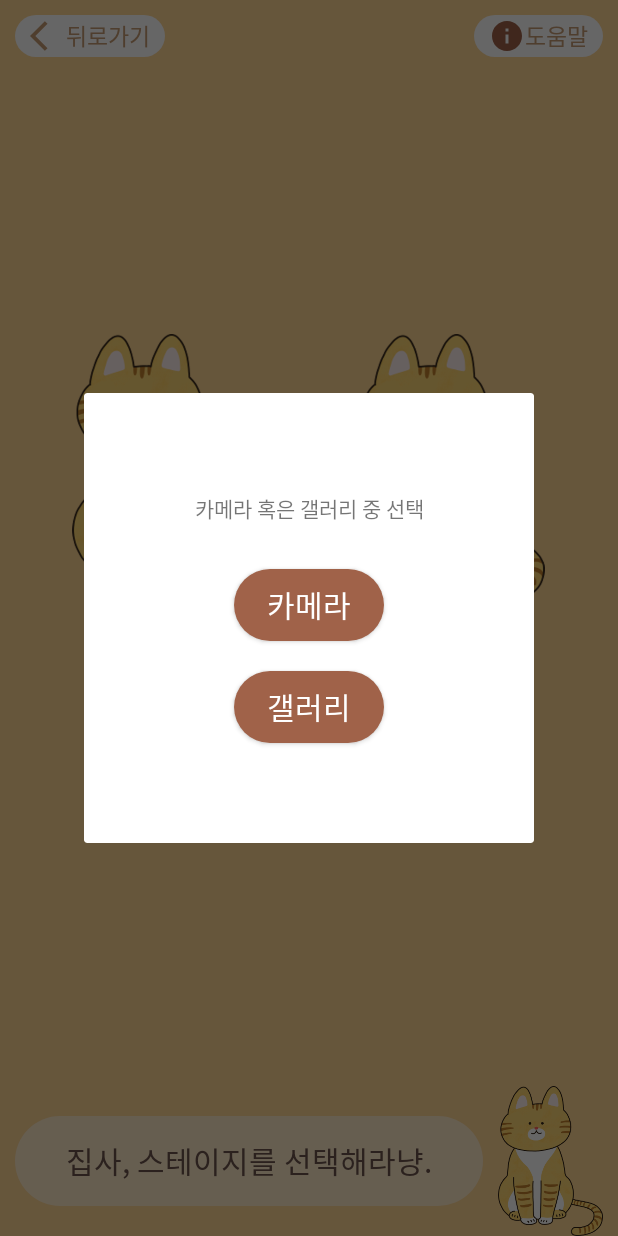
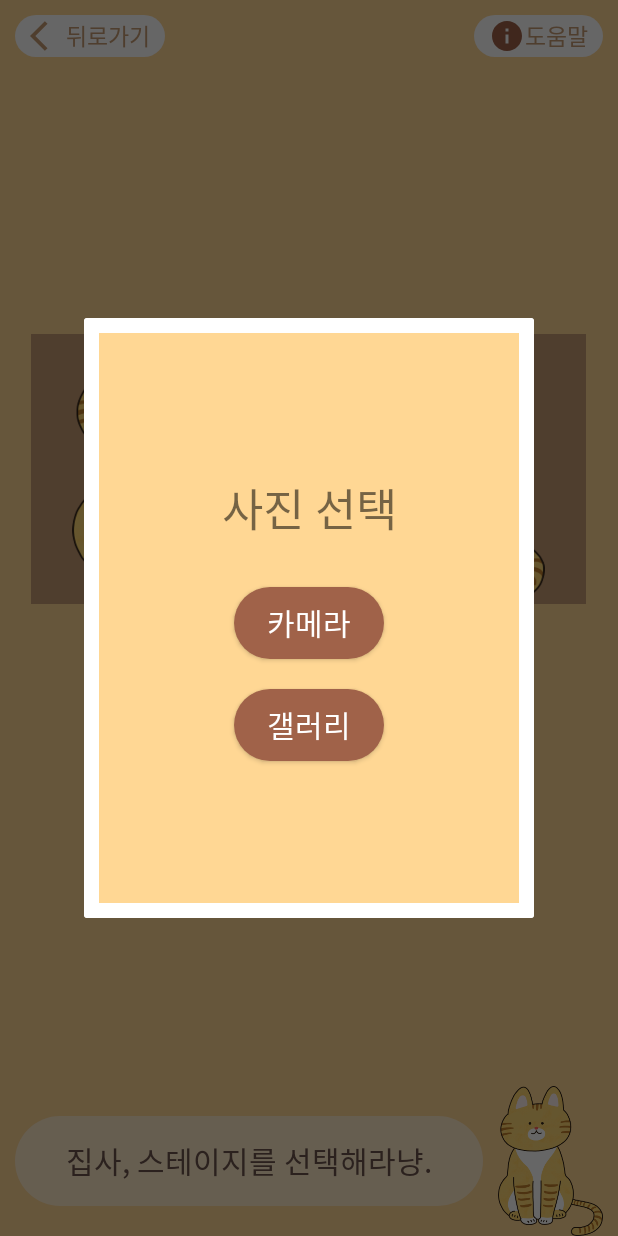
Before and after one commit to tnwlsgk1002/NyangtoGrapher_, an Android app: the fragment ChallengeFragment placed in its activity, on a phone screen of 412 x 824 dp. Run offline under Robolectric (Android 15) with nearby library versions, the phone set to English and light mode, and no system bars; our stand-ins replace Dagger/Hilt's generated code, Room's generated code, data binding.

Commit message:
[수정] 디자인 수정

```diff
--- a/app/src/main/java/kr/co/nyangtographer/android/nyangtographer/MainActivity.kt
+++ b/app/src/main/java/kr/co/nyangtographer/android/nyangtographer/MainActivity.kt
@@ -45,7 +45,6 @@
     private lateinit var binding: ActivityMainBinding
 
     var currentFragmentNumber: Int? = 1 // 현재 프레그먼트
-    val REQUEST_IMAGE_CAPTURE = 1
     val REQUEST_TAKE_PHOTO = 1
     lateinit var mCameraPhotoPath: String
 
@@ -92,10 +91,11 @@
         registerForActivityResult(ActivityResultContracts.StartActivityForResult()) { result ->
             if (result.resultCode == RESULT_OK && result.data != null) {
                 var challengeImg: Bitmap? = null
+                println("openGalleryLauncher")
                 challengeImg =
                     MediaStore.Images.Media.getBitmap(this.contentResolver, result.data?.data)
                 lifecycleScope.launch(Dispatchers.IO) {
-                        val record = mainViewModel.clickRecord?.value?.let{
+                        mainViewModel.clickRecord?.value?.let{
                         val id = it.id
                         val answerId = it.answer_id
                         val stageNumber = it.stage_number
--- /dev/null
+++ b/app/src/main/res/drawable/dialog_background.xml
@@ -0,0 +1,7 @@
+<?xml version="1.0" encoding="utf-8"?>
+<shape xmlns:android="http://schemas.android.com/apk/res/android"
+    android:shape="rectangle"
+    >
+    <stroke android:width="10dp" android:color="@color/white"/>
+    <solid android:color="@color/background"/>
+</shape>
--- a/app/src/main/res/layout/dialog_get_image.xml
+++ b/app/src/main/res/layout/dialog_get_image.xml
@@ -2,16 +2,18 @@
 <layout>
     <LinearLayout xmlns:android="http://schemas.android.com/apk/res/android"
         android:layout_width="300dp"
-        android:layout_height="300dp"
+        android:layout_height="400dp"
         android:orientation="vertical"
         android:gravity="center"
-        android:background="@drawable/rounded_corners_100">
+        android:background="@drawable/dialog_background">
 
         <TextView
-            android:text="카메라 혹은 갤러리 중 선택"
+            android:text="사진 선택"
             android:layout_width="match_parent"
             android:layout_height="wrap_content"
-            android:gravity="center"/>
+            android:fontFamily="@font/bmuua"
+            android:gravity="center"
+            android:textSize="30sp"/>
 
         <androidx.appcompat.widget.AppCompatButton
             android:id="@+id/btn_select_camera"
--- a/app/src/main/res/layout/fragment_challenge.xml
+++ b/app/src/main/res/layout/fragment_challenge.xml
@@ -21,6 +21,7 @@
                 android:layout_width="180dp"
                 android:layout_height="180dp"
                 android:src="@drawable/ic_explan_cat"
+                android:background="@color/earth"
                 android:scaleType="fitCenter"/>
             <ImageView
                 android:id="@+id/iv_challenge_img"
@@ -28,6 +29,7 @@
                 android:layout_height="180dp"
                 android:layout_marginStart="10dp"
                 android:src="@drawable/ic_explan_cat"
+                android:background="@color/earth"
                 android:scaleType="fitCenter"/>
         </LinearLayout>
 
```
Also changed, not shown: app/src/main/res/layout/dialog_game_result.xml (+7 -4 lines).
